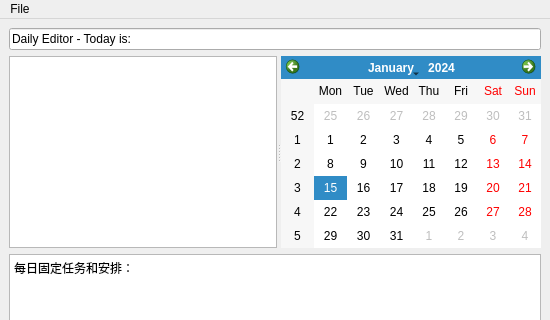
First picture: the form in mainwindow.ui, repository JulIa20200621/Daily-auto-save-editor, before the edit; both pictures show x 0 to 550 and y 0 to 320 of the 550 by 500 pixel window.
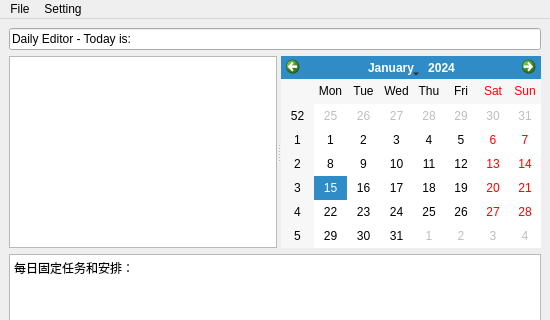
Second picture: the form after the edit.

Commit message: updated saving code and added storage path setting

```diff
--- a/mainwindow.ui
+++ b/mainwindow.ui
@@ -83,7 +83,14 @@
     <addaction name="actionSave"/>
     <addaction name="actionClear"/>
    </widget>
+   <widget class="QMenu" name="menuSetting">
+    <property name="title">
+     <string>Setting</string>
+    </property>
+    <addaction name="actionStoragePathSetting"/>
+   </widget>
    <addaction name="menuSave"/>
+   <addaction name="menuSetting"/>
   </widget>
   <widget class="QStatusBar" name="statusbar"/>
   <action name="actionSave">
```
Left out of the diff: 5 changed lines with no effect on the pictures. The commit also changes 7 other files.
